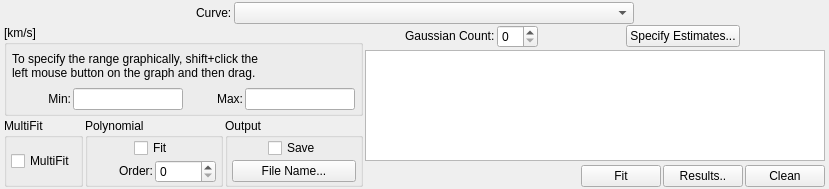
Old version of the form code/display/QtPlotter/SpecFitSettingsWidgetRadio.ui in the repository radio-astro/casa.
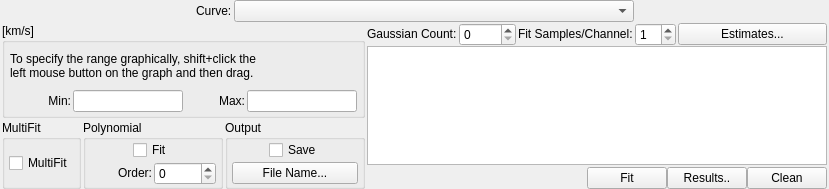
New version of the form.

Commit message: New Development: No             JIRA Issue: Yes CAS-4717         Ready for Test: Yes      Interface Changes: No What Interface Changed: Please list interface changes          Test Programs: List test programs   Put in Release Notes: No              Module(s): Module Names change impacts.            Description: Added ability to plot spectral line fits with higher resolution than the data.

```diff
--- a/code/display/QtPlotter/SpecFitSettingsWidgetRadio.ui
+++ b/code/display/QtPlotter/SpecFitSettingsWidgetRadio.ui
@@ -29,11 +29,17 @@
    <property name="spacing">
     <number>1</number>
    </property>
+   <property name="leftMargin">
+    <number>2</number>
+   </property>
    <property name="topMargin">
+    <number>0</number>
+   </property>
+   <property name="rightMargin">
     <number>2</number>
    </property>
    <property name="bottomMargin">
-    <number>2</number>
+    <number>0</number>
    </property>
    <item>
     <layout class="QHBoxLayout" name="horizontalLayout_9">
@@ -89,7 +95,7 @@
     </layout>
    </item>
    <item>
-    <layout class="QHBoxLayout" name="horizontalLayout_10" stretch="1,0">
+    <layout class="QHBoxLayout" name="horizontalLayout_11">
      <item>
       <layout class="QVBoxLayout" name="verticalLayout_2">
        <property name="spacing">
@@ -417,25 +423,12 @@
      <item>
       <layout class="QVBoxLayout" name="verticalLayout_5">
        <property name="spacing">
-        <number>2</number>
+        <number>0</number>
        </property>
        <item>
-        <layout class="QHBoxLayout" name="horizontalLayout">
+        <layout class="QHBoxLayout" name="horizontalLayout_10">
          <item>
           <layout class="QHBoxLayout" name="horizontalLayout_8">
-           <item>
-            <spacer name="horizontalSpacer_2">
-             <property name="orientation">
-              <enum>Qt::Horizontal</enum>
-             </property>
-             <property name="sizeHint" stdset="0">
-              <size>
-               <width>40</width>
-               <height>20</height>
-              </size>
-             </property>
-            </spacer>
-           </item>
            <item>
             <widget class="QLabel" name="gaussCountLabel">
              <property name="text">
@@ -454,17 +447,28 @@
           </layout>
          </item>
          <item>
-          <spacer name="horizontalSpacer_6">
-           <property name="orientation">
-            <enum>Qt::Horizontal</enum>
-           </property>
-           <property name="sizeHint" stdset="0">
-            <size>
-             <width>13</width>
-             <height>20</height>
-            </size>
-           </property>
-          </spacer>
+          <layout class="QHBoxLayout" name="horizontalLayout">
+           <item>
+            <widget class="QLabel" name="label">
+             <property name="text">
+              <string>&lt;font color='black'&gt;Fit Samples/Channel:&lt;/font&gt;</string>
+             </property>
+            </widget>
+           </item>
+           <item>
+            <widget class="QSpinBox" name="fitRatioSpinBox">
+             <property name="toolTip">
+              <string>Specify the resolution of the fit.  The default is to plot the fit with the same sampling as the data, but a higher resolution (&gt;1) can be specified.</string>
+             </property>
+             <property name="minimum">
+              <number>1</number>
+             </property>
+             <property name="maximum">
+              <number>10</number>
+             </property>
+            </widget>
+           </item>
+          </layout>
          </item>
          <item>
           <widget class="QPushButton" name="advancedGaussianEstimatesButton">
@@ -476,23 +480,10 @@
 Gaussian estimates.</string>
            </property>
            <property name="text">
-            <string>Specify Estimates...</string>
+            <string>Estimates...</string>
            </property>
           </widget>
          </item>
-         <item>
-          <spacer name="horizontalSpacer_12">
-           <property name="orientation">
-            <enum>Qt::Horizontal</enum>
-           </property>
-           <property name="sizeHint" stdset="0">
-            <size>
-             <width>13</width>
-             <height>20</height>
-            </size>
-           </property>
-          </spacer>
-         </item>
         </layout>
        </item>
        <item>
```
The commit also changes 1 other file.
